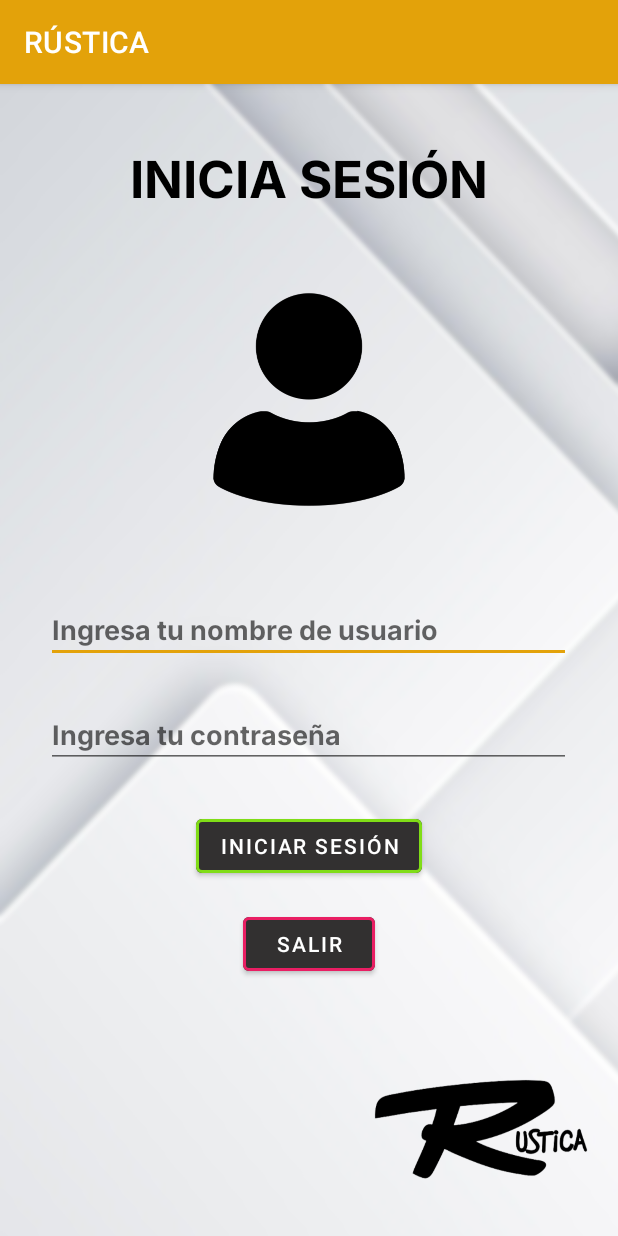
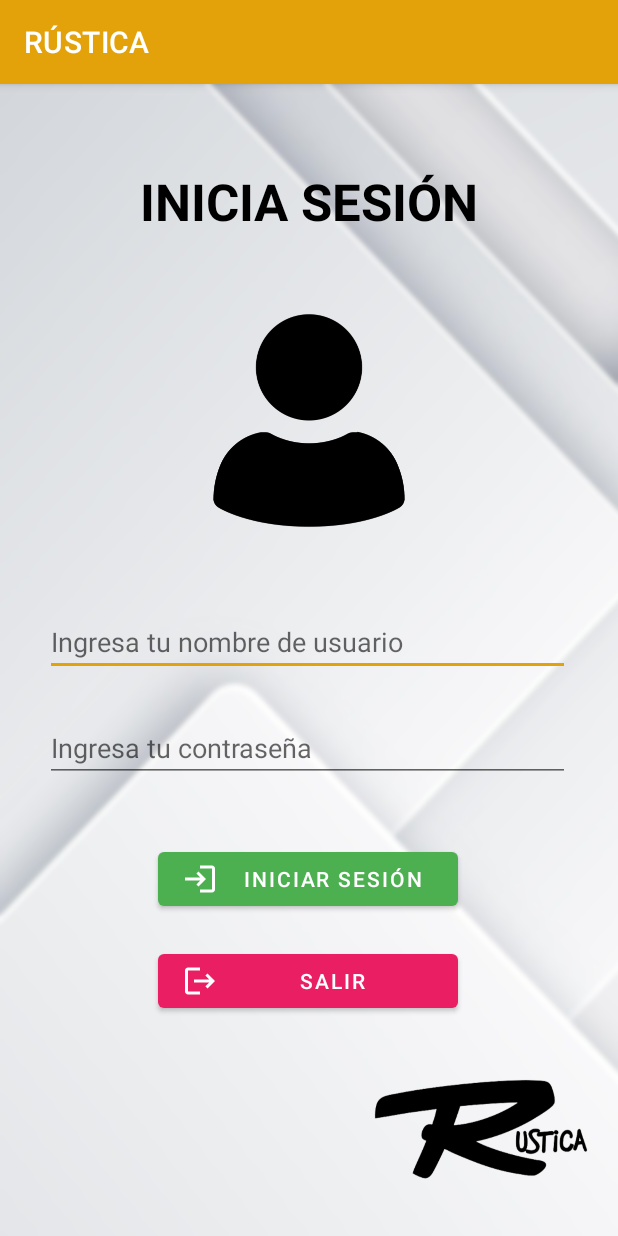
Before and after one commit to daikodev/app-restaurante, an Android app: the screen it shows after launch (MainActivity), on a phone screen of 412 x 824 dp. Run offline under Robolectric (Android 15) with nearby library versions, the phone set to English and light mode, and no system bars; our stand-ins replace Volley.

Commit message:
Cambios en el diseño de las vistas

```diff
--- a/app/src/main/java/com/example/apprestaurante/HomeActivity.kt
+++ b/app/src/main/java/com/example/apprestaurante/HomeActivity.kt
@@ -44,7 +44,7 @@ class HomeActivity : AppCompatActivity() {
         val builder: AlertDialog.Builder = AlertDialog.Builder(this)
         builder
             .setTitle("¿Desea salir de la aplicación?")
-            .setPositiveButton(android.R.string.yes) { dialog, which ->
+            .setPositiveButton("Sí") { dialog, which ->
                 Toast.makeText(
                     applicationContext, android.R.string.yes,
                     Toast.LENGTH_SHORT
@@ -52,7 +52,7 @@ class HomeActivity : AppCompatActivity() {
 
                 finishAffinity()
             }
-            .setNegativeButton(android.R.string.no) { dialog, which ->
+            .setNegativeButton("No") { dialog, which ->
                 Toast.makeText(
                     applicationContext, android.R.string.no,
                     Toast.LENGTH_SHORT
--- a/app/src/main/java/com/example/apprestaurante/ProductList.kt
+++ b/app/src/main/java/com/example/apprestaurante/ProductList.kt
@@ -20,9 +20,9 @@ class ProductList(private val context: Activity, internal val products: List<Pro
         val textStock = listViewItem.findViewById(R.id.textStock) as TextView
 
         val product = products[position]
-        textDescription.text = "Plato: ${product.description}"
         textCode.text = "Código: ${product.code}"
-        textUnit.text = "Medida: ${product.unitOfMeasure}"
+        textDescription.text = "Nombre: ${product.description}"
+        textUnit.text = "Tamaño: ${product.unitOfMeasure}"
         textPrice.text = "Precio: ${product.price}"
         textStock.text = "Stock: ${product.stock}"
 
--- a/app/src/main/java/com/example/apprestaurante/SaleList.kt
+++ b/app/src/main/java/com/example/apprestaurante/SaleList.kt
@@ -23,7 +23,7 @@ class SaleList(private val context: Activity, internal val sales: List<Sale>) :
         val textTotal = listViewItem.findViewById(R.id.textTotal) as TextView
 
         val sale = sales[position]
-        textCode.text = "Venta: ${sale.code}"
+        textCode.text = "Código: ${sale.code}"
         textDate.text = "Fecha: ${sale.date}"
         textClient.text = "Cliente: ${sale.client}"
         textDni.text = "DNI: ${sale.dni}"
--- /dev/null
+++ b/app/src/main/res/drawable/login.xml
@@ -0,0 +1,5 @@
+<vector android:autoMirrored="true" android:height="24dp"
+    android:tint="#F5F5F5" android:viewportHeight="24"
+    android:viewportWidth="24" android:width="24dp" xmlns:android="http://schemas.android.com/apk/res/android">
+    <path android:fillColor="@android:color/white" android:pathData="M11,7L9.6,8.4l2.6,2.6H2v2h10.2l-2.6,2.6L11,17l5,-5L11,7zM20,19h-8v2h8c1.1,0 2,-0.9 2,-2V5c0,-1.1 -0.9,-2 -2,-2h-8v2h8V19z"/>
+</vector>
--- a/app/src/main/res/layout/activity_main.xml
+++ b/app/src/main/res/layout/activity_main.xml
@@ -7,94 +7,95 @@
         tools:context=".MainActivity"
         android:background="@drawable/background">
 
+    <Button
+        android:id="@+id/btnClose"
+        android:layout_width="200dp"
+        android:layout_height="wrap_content"
+        android:text="Salir"
+        app:backgroundTint="#E91E63"
+        app:icon="@drawable/cerrar"
+        app:layout_constraintBottom_toBottomOf="parent"
+        app:layout_constraintEnd_toEndOf="parent"
+        app:layout_constraintHorizontal_bias="0.497"
+        app:layout_constraintStart_toStartOf="parent"
+        app:layout_constraintTop_toTopOf="parent"
+        app:layout_constraintVertical_bias="0.797"
+        app:strokeWidth="0dp" />
+
     <TextView
         android:id="@+id/textView"
         android:layout_width="wrap_content"
         android:layout_height="wrap_content"
+        android:fontFamily="sans-serif"
         android:text="INICIA SESIÓN"
+        android:textColor="@color/black"
         android:textSize="34sp"
+        android:textStyle="bold"
         app:layout_constraintBottom_toBottomOf="parent"
         app:layout_constraintEnd_toEndOf="parent"
         app:layout_constraintLeft_toLeftOf="parent"
         app:layout_constraintRight_toRightOf="parent"
         app:layout_constraintStart_toStartOf="parent"
         app:layout_constraintTop_toTopOf="parent"
-            app:layout_constraintVertical_bias="0.053"
-            android:fontFamily="@font/inter_bold"
-            android:textColor="@color/black" />
+        app:layout_constraintVertical_bias="0.077" />
+
+    <ImageView
+        android:id="@+id/imageView8"
+        android:layout_width="205dp"
+        android:layout_height="170dp"
+        app:layout_constraintBottom_toBottomOf="parent"
+        app:layout_constraintEnd_toEndOf="parent"
+        app:layout_constraintStart_toStartOf="parent"
+        app:layout_constraintTop_toTopOf="parent"
+        app:layout_constraintVertical_bias="0.233"
+        app:srcCompat="@drawable/login_contacts" />
 
     <EditText
         android:id="@+id/txtName"
         android:layout_width="350dp"
         android:layout_height="wrap_content"
         android:ems="10"
+        android:fontFamily="sans-serif"
         android:hint="Ingresa tu nombre de usuario"
         android:inputType="textPersonName"
         android:maxLength="20"
         app:layout_constraintBottom_toBottomOf="parent"
         app:layout_constraintEnd_toEndOf="parent"
-            app:layout_constraintHorizontal_bias="0.491"
+        app:layout_constraintHorizontal_bias="0.488"
         app:layout_constraintStart_toStartOf="parent"
         app:layout_constraintTop_toTopOf="parent"
-            app:layout_constraintVertical_bias="0.471"
-            android:fontFamily="@font/inter_bold" />
-
-    <Button
-            android:id="@+id/btnClose"
-            android:layout_width="wrap_content"
-            android:layout_height="wrap_content"
-            android:text="Salir"
-            app:backgroundTint="#323030"
-            app:layout_constraintBottom_toBottomOf="parent"
-            app:layout_constraintEnd_toEndOf="parent"
-            app:layout_constraintStart_toStartOf="parent"
-            app:layout_constraintTop_toTopOf="parent"
-            app:layout_constraintVertical_bias="0.763"
-            app:layout_constraintHorizontal_bias="0.501"
-            app:strokeColor="#E91E63"
-            app:strokeWidth="2dp" />
-
-    <Button
-            android:id="@+id/btnLogin"
-            android:layout_width="wrap_content"
-            android:layout_height="wrap_content"
-            android:text="Iniciar Sesión"
-            app:backgroundTint="#323030"
-            app:layout_constraintBottom_toBottomOf="parent"
-            app:layout_constraintEnd_toEndOf="parent"
-            app:layout_constraintStart_toStartOf="parent"
-            app:layout_constraintTop_toTopOf="parent"
-            app:layout_constraintVertical_bias="0.672"
-            app:layout_constraintHorizontal_bias="0.501"
-            app:strokeColor="#80DD17"
-            app:strokeWidth="2dp" />
+        app:layout_constraintVertical_bias="0.483" />
 
     <EditText
         android:id="@+id/txtPassword"
         android:layout_width="350dp"
         android:layout_height="wrap_content"
         android:ems="10"
+        android:fontFamily="sans-serif"
         android:hint="Ingresa tu contraseña"
         android:inputType="textPersonName"
         android:maxLength="10"
         android:password="true"
         app:layout_constraintBottom_toBottomOf="parent"
         app:layout_constraintEnd_toEndOf="parent"
-            app:layout_constraintHorizontal_bias="0.491"
+        app:layout_constraintHorizontal_bias="0.488"
         app:layout_constraintStart_toStartOf="parent"
         app:layout_constraintTop_toTopOf="parent"
-            app:layout_constraintVertical_bias="0.568"
-            android:fontFamily="@font/inter_bold" />
+        app:layout_constraintVertical_bias="0.581" />
 
-    <ImageView
-            android:layout_width="205dp"
-            android:layout_height="170dp"
-            app:srcCompat="@drawable/login_contacts"
-            android:id="@+id/imageView8"
+    <Button
+        android:id="@+id/btnLogin"
+        android:layout_width="200dp"
+        android:layout_height="wrap_content"
+        android:text="Iniciar Sesión"
+        app:backgroundTint="#4CAF50"
+        app:icon="@drawable/login"
+        app:layout_constraintBottom_toBottomOf="parent"
         app:layout_constraintEnd_toEndOf="parent"
+        app:layout_constraintHorizontal_bias="0.497"
         app:layout_constraintStart_toStartOf="parent"
         app:layout_constraintTop_toTopOf="parent"
-            app:layout_constraintBottom_toBottomOf="parent"
-            app:layout_constraintVertical_bias="0.21" />
+        app:layout_constraintVertical_bias="0.703"
+        app:strokeWidth="0dp" />
 
 </androidx.constraintlayout.widget.ConstraintLayout>
--- a/app/src/main/res/layout/register_products.xml
+++ b/app/src/main/res/layout/register_products.xml
@@ -43,7 +43,7 @@
         android:layout_height="wrap_content"
         android:ems="10"
         android:hint="Ingresa el precio unitario"
-        android:inputType="textPersonName"
+        android:inputType="number"
         android:maxLength="5"
         app:layout_constraintBottom_toBottomOf="parent"
         app:layout_constraintEnd_toEndOf="parent"
@@ -114,7 +114,7 @@
         android:layout_height="wrap_content"
         android:ems="10"
         android:hint="Ingresa el stock disponible"
-        android:inputType="textPersonName"
+        android:inputType="number"
         android:maxLength="5"
         app:layout_constraintBottom_toBottomOf="parent"
         app:layout_constraintEnd_toEndOf="parent"
--- a/app/src/main/res/layout/register_sales.xml
+++ b/app/src/main/res/layout/register_sales.xml
@@ -83,7 +83,7 @@
         android:layout_height="wrap_content"
         android:ems="10"
         android:hint="Ingresa el n° de documento"
-        android:inputType="textPersonName"
+        android:inputType="number"
         android:maxLength="11"
         app:layout_constraintBottom_toBottomOf="parent"
         app:layout_constraintEnd_toEndOf="parent"
@@ -113,7 +113,7 @@
         android:layout_height="wrap_content"
         android:ems="10"
         android:hint="Ingrese la cantidad"
-        android:inputType="textPersonName"
+        android:inputType="number"
         android:maxLength="2"
         app:layout_constraintBottom_toBottomOf="parent"
         app:layout_constraintEnd_toEndOf="parent"
--- a/app/src/main/res/layout/view_products.xml
+++ b/app/src/main/res/layout/view_products.xml
@@ -23,7 +23,7 @@
             android:layout_marginRight="8dp"
             android:layout_weight="1"
             android:background="#EDEDED"
-            android:fontFamily="@font/inter"
+            android:fontFamily="sans-serif"
             android:hint="Buscar por código"
             android:maxLength="6"
             android:padding="8dp"></EditText>
@@ -32,7 +32,7 @@
             android:id="@+id/btnSearch"
             android:layout_width="wrap_content"
             android:layout_height="wrap_content"
-            android:fontFamily="@font/inter"
+            android:fontFamily="sans-serif"
             android:paddingLeft="6dp"
             android:paddingRight="6dp"
             android:text="Buscar"
@@ -47,7 +47,7 @@
             android:layout_width="wrap_content"
             android:layout_height="wrap_content"
             android:layout_marginLeft="8dp"
-            android:fontFamily="@font/inter"
+            android:fontFamily="sans-serif"
             android:paddingLeft="6dp"
             android:paddingRight="6dp"
             android:text="Limpiar"
--- a/app/src/main/res/layout/view_sales.xml
+++ b/app/src/main/res/layout/view_sales.xml
@@ -23,7 +23,7 @@
             android:layout_marginRight="8dp"
             android:layout_weight="1"
             android:background="#EDEDED"
-            android:fontFamily="@font/inter"
+            android:fontFamily="sans-serif"
             android:hint="Buscar por código"
             android:maxLength="6"
             android:padding="8dp"></EditText>
@@ -32,7 +32,7 @@
             android:id="@+id/btnSearch"
             android:layout_width="wrap_content"
             android:layout_height="wrap_content"
-            android:fontFamily="@font/inter"
+            android:fontFamily="sans-serif"
             android:paddingLeft="6dp"
             android:paddingRight="6dp"
             android:text="Buscar"
@@ -46,7 +46,7 @@
             android:layout_width="wrap_content"
             android:layout_height="wrap_content"
             android:layout_marginLeft="8dp"
-            android:fontFamily="@font/inter"
+            android:fontFamily="sans-serif"
             android:paddingLeft="6dp"
             android:paddingRight="6dp"
             android:text="Limpiar"
```
Also changed, not shown: app/src/main/res/layout/layout_list_products.xml (+29 -28 lines), app/src/main/res/layout/layout_list_sales.xml (+27 -26 lines). Lines whose indentation alone changed are shown as unchanged.
